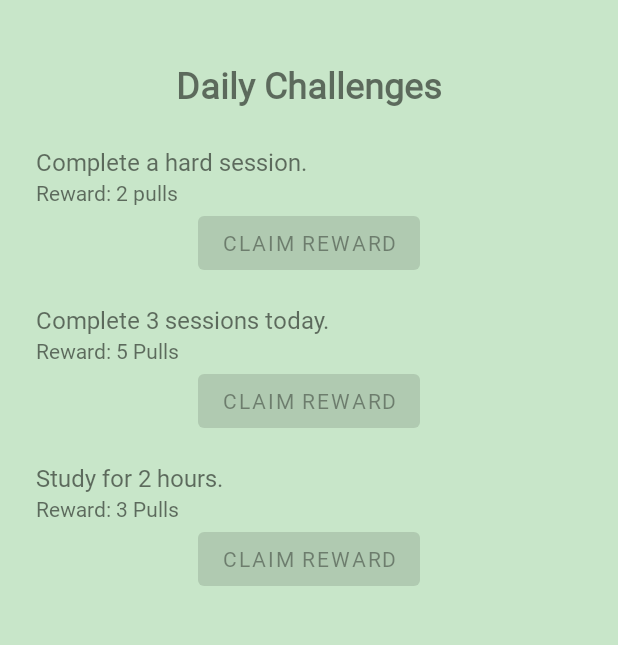
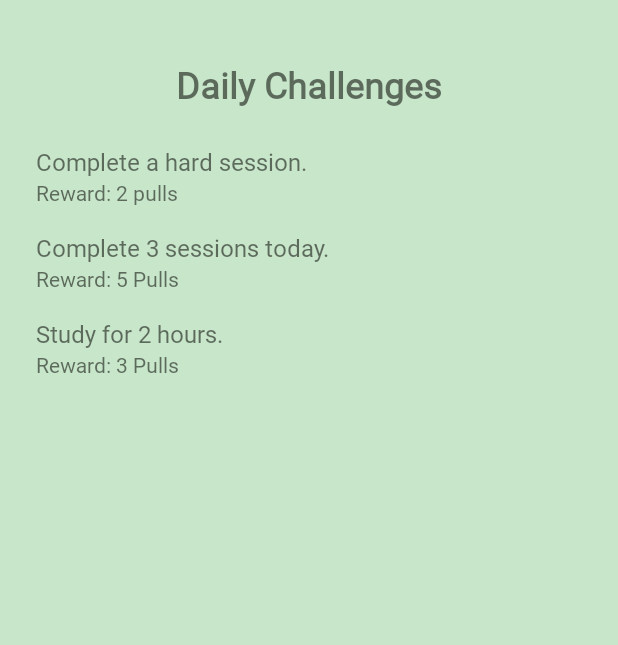
Before and after one commit to agalilo22/iGachaDoIt, an Android app: the DailyChallengesActivity screen opened directly, with no data from a screen before it, on a phone screen of 412 x 824 dp, the part 62-707 px from its top. Run offline under Robolectric (Android 15) with nearby library versions, the light colour scheme and no system bars.

Commit message:
fixed daily challenges kt

```diff
--- a/app/src/main/java/com/example/igachadoit/daily_challenges_activity.kt
+++ b/app/src/main/java/com/example/igachadoit/daily_challenges_activity.kt
@@ -62,7 +62,7 @@ class DailyChallengesActivity : AppCompatActivity() {
         val allChallenges = listOf(
             Challenge("Complete 3 sessions today.", "5 Pulls"),
             Challenge("Study for 2 hours.", "3 Pulls"),
-            Challenge("Maintain your streak.", "1 Pull"),
+            Challenge("Maintain your streak.", "1 Pull", completed = true), // Example of a completed challenge
             Challenge("Complete a hard session.", "2 pulls"),
             Challenge("Complete 5 easy sessions.", "6 pulls"),
             Challenge("Study for 30 minutes.", "1 pull")
@@ -78,8 +78,8 @@ class DailyChallengesActivity : AppCompatActivity() {
             val rewardAmount = challenge.reward.split(" ")[0].toInt() // Extract the number of pulls
             addPulls(rewardAmount)
             Toast.makeText(this, "Reward claimed: ${challenge.reward}", Toast.LENGTH_SHORT).show()
-            challenge.completed = false // Reset completion
-            adapter.notifyItemChanged(position) // Update the adapter
+            challenge.completed = false // Reset completion after claiming (optional, based on requirement)
+            adapter.notifyItemChanged(position) // Update the adapter to reflect button state
         } else {
             Toast.makeText(this, "Challenge not completed yet.", Toast.LENGTH_SHORT).show()
         }
@@ -127,7 +127,14 @@ class DailyChallengesAdapter(
         val challenge = challenges[position]
         holder.challengeDescriptionTextView.text = challenge.description
         holder.challengeRewardTextView.text = "Reward: ${challenge.reward}"
-        holder.claimButton.isEnabled = challenge.completed
+
+        // Set button visibility based on challenge completion status
+        if (challenge.completed) {
+            holder.claimButton.visibility = View.VISIBLE // Show button if completed
+        } else {
+            holder.claimButton.visibility = View.GONE    // Hide button if not completed
+        }
+
         holder.claimButton.setOnClickListener {
             onItemClick(position)
         }
```
